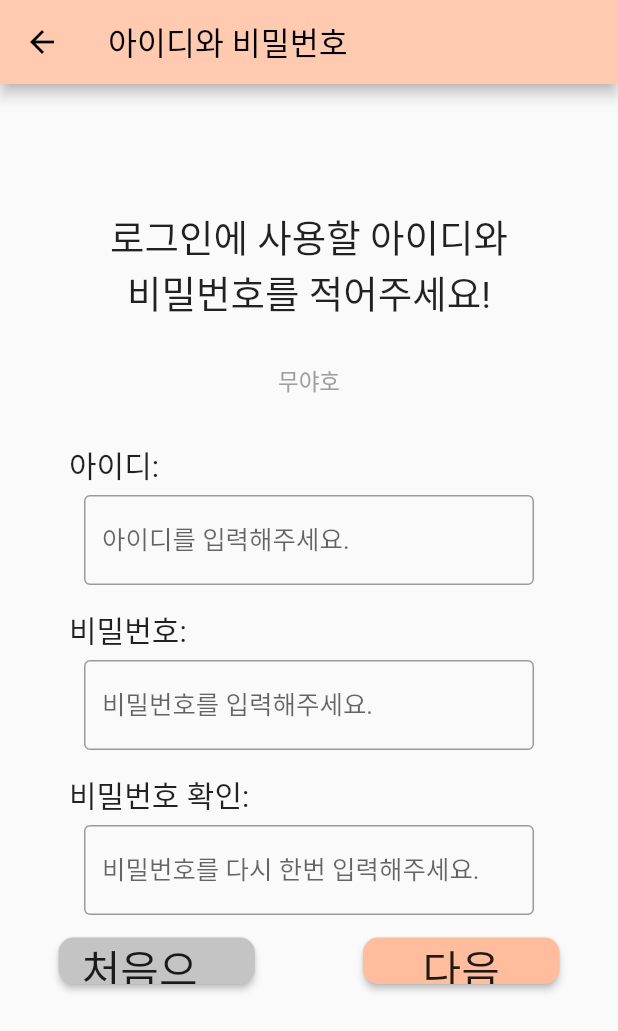
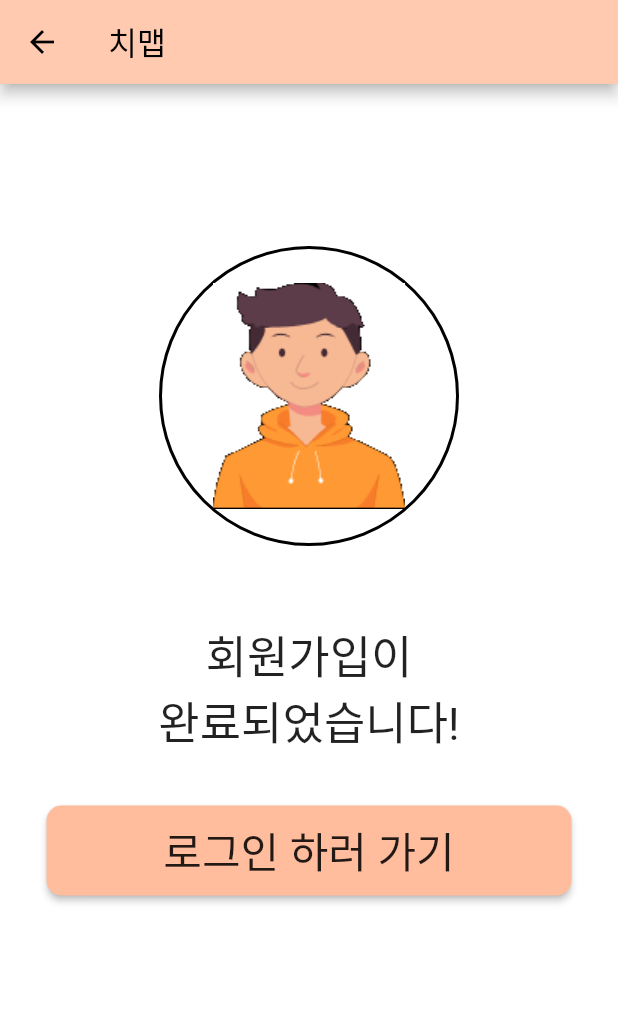
Before and after one commit to muyaho-universe/chimap_actual, a Flutter app: the IDandPWPage screen opened by its route, after a tap on "다음", on a phone screen of 412 x 824 dp. Shown: the top 1031 px of the screen. Run offline on Flutter 3.47's test engine with Material 2 defaults, Android fonts, the phone set to English and light mode, and no system bars; our stand-ins replace cloud_firestore, firebase_auth, firebase_core, get, sms_autofill; missing offline and left inert: dart:ffi, multi_masked_formatter; accounts and stored records are empty; Roboto replaces fonts that are missing (Gosan).

Commit message:
UPDATE: 'complete_page' is updated, but still some pages are not made yet

```diff
--- a/lib/main.dart
+++ b/lib/main.dart
@@ -4,6 +4,7 @@ import 'package:flutter/material.dart';
 import 'package:get/get.dart';
 
 import 'pages/IDandPW_page.dart';
+import 'pages/complete_page.dart';
 import 'pages/first_page.dart';
 import 'pages/found_account_page.dart';
 import 'pages/information_confirm_page.dart';
@@ -84,14 +85,10 @@ class MyApp extends StatelessWidget {
           name: '/first/login/signup/IDandPW',
           page: () => IDandPWPage(),
         ),
-        // GetPage(
-        //   name: '/login/partner',
-        //   page: () => PartnerPage(),
-        // ),
-        // GetPage(
-        //   name: '/login/patient',
-        //   page: () => PatientPage(),
-        // ),
+        GetPage(
+          name: '/first/login/signup/complete',
+          page: () => CompletePage(),
+        ),
       ],
     );
   }
--- a/lib/pages/IDandPW_page.dart
+++ b/lib/pages/IDandPW_page.dart
@@ -214,7 +214,9 @@ class _IDandPWPageState extends State<IDandPWPage> {
                           borderRadius: BorderRadius.circular(10)),
                       primary: Color(0xFFFFBD9D),
                     ),
-                    onPressed: () {},
+                    onPressed: () {
+                      Get.offNamed("/first/login/signup/complete");
+                    },
                     child: const Text(
                       '다음',
                       style: TextStyle(
--- /dev/null
+++ b/lib/pages/complete_page.dart
@@ -0,0 +1,98 @@
+import 'package:flutter/material.dart';
+import 'package:get/get.dart';
+
+class CompletePage extends StatelessWidget {
+  const CompletePage({Key? key}) : super(key: key);
+
+  @override
+  Widget build(BuildContext context) {
+    return GestureDetector(
+      onTap: () {
+        FocusScope.of(context).unfocus();
+      },
+      child: Scaffold(
+        appBar: AppBar(
+          title: Text('치맵'),
+          backgroundColor: const Color(0xFFFFCAB0),
+        ),
+        resizeToAvoidBottomInset: false, //키보드 올라와도 안밀리게 해줌
+        backgroundColor: Colors.white,
+        body: _bodyWidget(),
+      ),
+    );
+  }
+
+  _bodyWidget() {
+    return Padding(
+        padding: EdgeInsets.all(8.0),
+      child: Center(
+        child: Column(
+          // mainAxisAlignment: MainAxisAlignment.center,
+          crossAxisAlignment: CrossAxisAlignment.center,
+          children: [
+            SizedBox(
+              height: 100,
+            ),
+            Container(
+              width: 200,
+              height: 200,
+              decoration: BoxDecoration(
+                shape: BoxShape.circle,
+                border: Border.all(
+                  width: 2.0,
+                )
+              ),
+              child: Image.asset(
+                'asset/images/partner.png',
+                width: 90,
+                height: 90,
+              ),
+            ),
+            SizedBox(height: 50,),
+            Text(
+              '회원가입이',
+              style: TextStyle(
+                fontFamily: "Gosan",
+                fontSize: 30.0,
+                color: Colors.black87,
+              ),
+            ),
+            Text(
+              '완료되었습니다!',
+              style: TextStyle(
+                fontFamily: "Gosan",
+                fontSize: 30.0,
+                color: Colors.black87,
+              ),
+            ),
+            SizedBox(height: 35,),
+            Container(
+              width: 350.0,
+              height: 60,
+              child: ElevatedButton(
+                style: ElevatedButton.styleFrom(
+                  //padding: EdgeInsets.symmetric(horizontal: 50, vertical: 10),
+
+                  shape: RoundedRectangleBorder(
+                      borderRadius: BorderRadius.circular(10)),
+                  primary: Color(0xFFFFBD9D),
+                ),
+                onPressed: () {
+                  Get.offNamed("/first/login");
+                },
+                child: const Text(
+                  '로그인 하러 가기',
+                  style: TextStyle(
+                    fontFamily: "Gosan",
+                    fontSize: 28.0,
+                    color: Colors.black87,
+                  ),
+                ),
+              ),
+            ),
+          ],
+        ),
+      ),
+    );
+  }
+}
```
